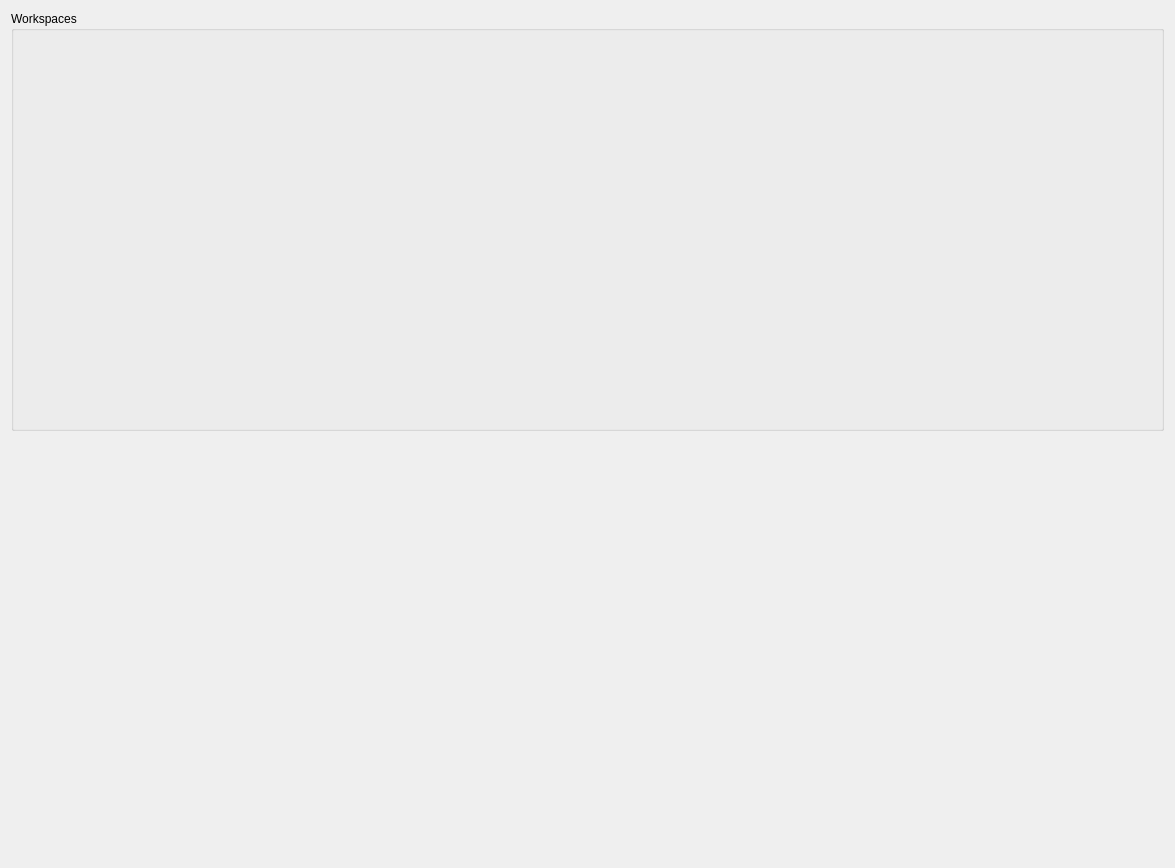
Old version of the form src/interface/gui/ui_WorkspacesView.ui in the repository neutrons/PyVDrive.
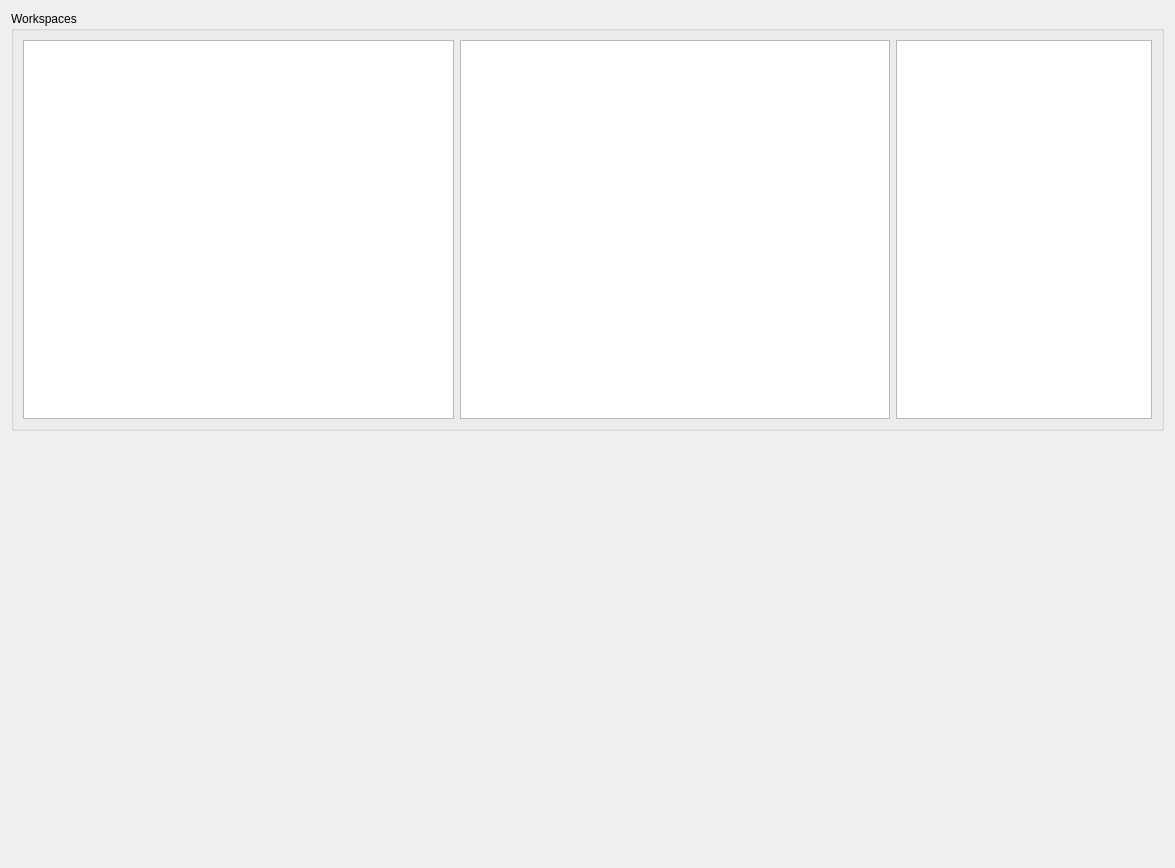
New version of the form. Custom widgets are drawn as their Qt base class.

Commit message: Refs #45. Changed the code organization.

Diff of the .ui file:
```diff
--- a/src/interface/gui/ui_WorkspacesView.ui
+++ b/src/interface/gui/ui_WorkspacesView.ui
@@ -19,6 +19,38 @@
      <property name="title">
       <string>Workspaces</string>
      </property>
+     <layout class="QHBoxLayout" name="horizontalLayout">
+      <item>
+       <widget class="QTableWidget" name="tableWidget_dataStructure">
+        <property name="sizePolicy">
+         <sizepolicy hsizetype="Expanding" vsizetype="Preferred">
+          <horstretch>0</horstretch>
+          <verstretch>0</verstretch>
+         </sizepolicy>
+        </property>
+       </widget>
+      </item>
+      <item>
+       <widget class="QGraphicsView" name="graphicsView_general">
+        <property name="sizePolicy">
+         <sizepolicy hsizetype="Expanding" vsizetype="Preferred">
+          <horstretch>0</horstretch>
+          <verstretch>0</verstretch>
+         </sizepolicy>
+        </property>
+       </widget>
+      </item>
+      <item>
+       <widget class="QTableView" name="tableView_workspaces">
+        <property name="sizePolicy">
+         <sizepolicy hsizetype="Preferred" vsizetype="Preferred">
+          <horstretch>0</horstretch>
+          <verstretch>0</verstretch>
+         </sizepolicy>
+        </property>
+       </widget>
+      </item>
+     </layout>
     </widget>
    </item>
    <item>
```
The commit also changes 2 other files.
